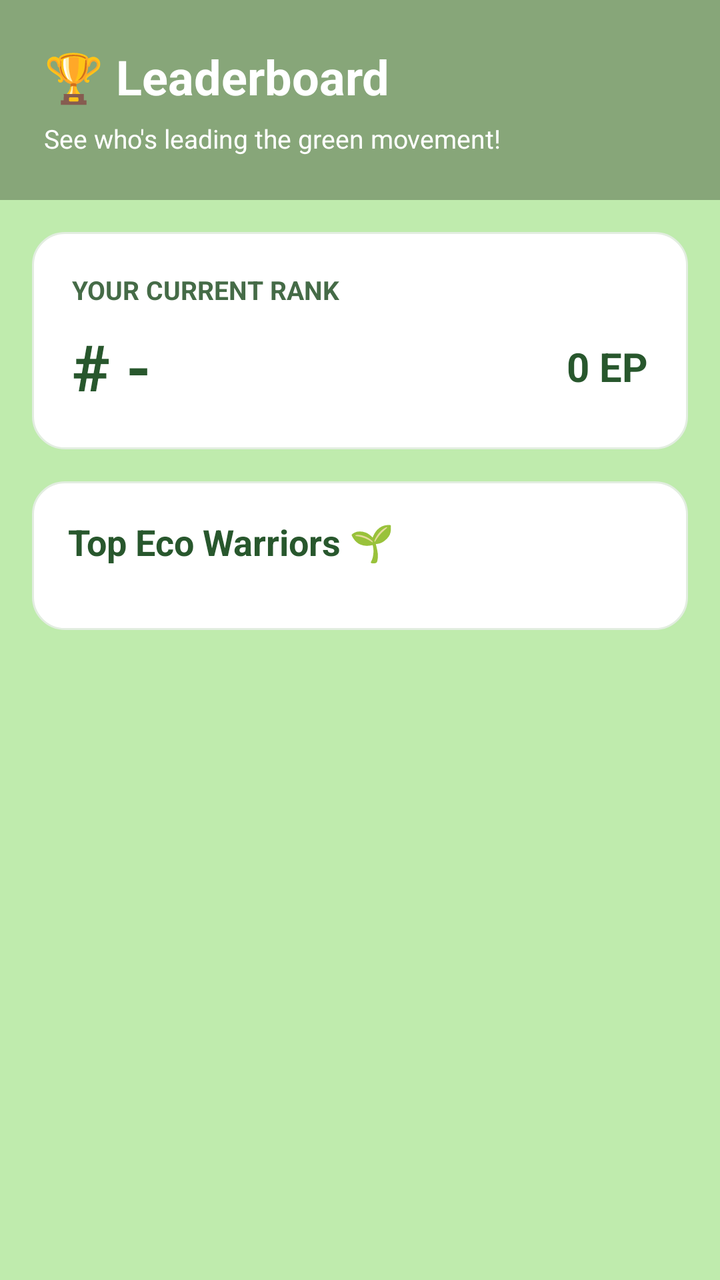
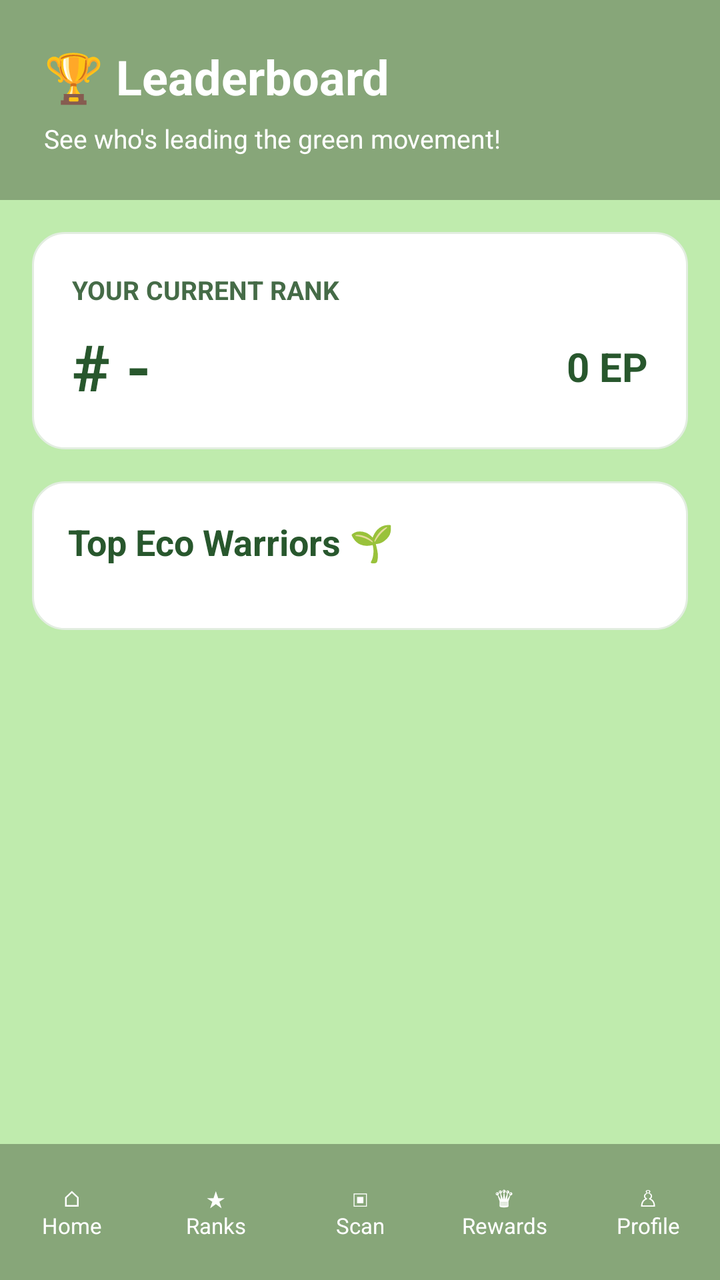

Screens rendered from an Android XML layout before and after an edit, with the pre-edit source and the edit as a unified diff.
<!-- AndroidManifest.xml: application theme Theme.UMEcoverse -->
<!-- res/layout/activity_ranks.xml -->
<?xml version="1.0" encoding="utf-8"?>
<ScrollView xmlns:android="http://schemas.android.com/apk/res/android"
    android:layout_width="match_parent"
    android:layout_height="match_parent"
    android:background="#BFEBAD"
    android:fillViewport="true">

    <LinearLayout
        android:id="@+id/main"
        android:layout_width="match_parent"
        android:layout_height="wrap_content"
        android:orientation="vertical">

        
        <LinearLayout
            android:layout_width="match_parent"
            android:layout_height="wrap_content"
            android:orientation="vertical"
            android:background="#87A679"
            android:padding="22dp">

            <TextView
                android:layout_width="match_parent"
                android:layout_height="wrap_content"
                android:text="🏆 Leaderboard"
                android:textSize="24sp"
                android:textStyle="bold"
                android:textColor="#FFFFFF"/>

            <TextView
                android:layout_width="match_parent"
                android:layout_height="wrap_content"
                android:text="See who's leading the green movement!"
                android:textSize="13sp"
                android:textColor="#FFFFFF"
                android:layout_marginTop="6dp"/>
        </LinearLayout>

        <LinearLayout
            android:layout_width="match_parent"
            android:layout_height="wrap_content"
            android:orientation="vertical"
            android:padding="16dp">

            
            <LinearLayout
                android:layout_width="match_parent"
                android:layout_height="wrap_content"
                android:orientation="vertical"
                android:background="@drawable/eco_card"
                android:padding="20dp"
                android:layout_marginBottom="16dp">

                <TextView
                    android:layout_width="match_parent"
                    android:layout_height="wrap_content"
                    android:text="YOUR CURRENT RANK"
                    android:textSize="13sp"
                    android:textStyle="bold"
                    android:textColor="#456B47"/>

                <LinearLayout
                    android:layout_width="match_parent"
                    android:layout_height="wrap_content"
                    android:orientation="horizontal"
                    android:gravity="center_vertical"
                    android:layout_marginTop="8dp">

                    <TextView
                        android:id="@+id/tvMyRank"
                        android:layout_width="0dp"
                        android:layout_height="wrap_content"
                        android:layout_weight="1"
                        android:text="# -"
                        android:textSize="32sp"
                        android:textStyle="bold"
                        android:textColor="#28572D"/>

                    <TextView
                        android:id="@+id/tvMyRankPoints"
                        android:layout_width="wrap_content"
                        android:layout_height="wrap_content"
                        android:text="0 EP"
                        android:textSize="20sp"
                        android:textStyle="bold"
                        android:textColor="#28572D"/>
                </LinearLayout>
            </LinearLayout>

            
            <LinearLayout
                android:layout_width="match_parent"
                android:layout_height="wrap_content"
                android:orientation="vertical"
                android:background="@drawable/eco_card"
                android:padding="18dp">

                <TextView
                    android:layout_width="match_parent"
                    android:layout_height="wrap_content"
                    android:text="Top Eco Warriors 🌱"
                    android:textSize="18sp"
                    android:textStyle="bold"
                    android:textColor="#28572D"
                    android:layout_marginBottom="14dp"/>

                <LinearLayout
                    android:id="@+id/leaderboardContainer"
                    android:layout_width="match_parent"
                    android:layout_height="wrap_content"
                    android:orientation="vertical"/>

                <TextView
                    android:id="@+id/tvEmptyLeaderboard"
                    android:layout_width="match_parent"
                    android:layout_height="wrap_content"
                    android:text="No leaderboard data available yet."
                    android:textSize="13sp"
                    android:textColor="#777777"
                    android:gravity="center"
                    android:padding="20dp"
                    android:visibility="gone"/>

            </LinearLayout>
        </LinearLayout>
    </LinearLayout>
</ScrollView>
<!-- resources referenced by this layout -->
<resources>
  <!-- drawable eco_card (drawable) -->
  <shape xmlns:android="http://schemas.android.com/apk/res/android"
      android:shape="rectangle">
  
      <solid android:color="#FFFFFF" />
  
      <corners android:radius="16dp" />
  
      <stroke
          android:width="1dp"
          android:color="#E2EDE0" />
  
  </shape>
  <style name="Theme.UMEcoverse" parent="Base.Theme.UMEcoverse" />
  <style name="Base.Theme.UMEcoverse" parent="Theme.Material3.DayNight.NoActionBar">
          
          
      </style>
</resources>

<!-- the commit's change to res/layout/activity_ranks.xml (unified diff, before → after) -->
@@ -1,9 +1,16 @@
 <?xml version="1.0" encoding="utf-8"?>
-<ScrollView xmlns:android="http://schemas.android.com/apk/res/android"
+<LinearLayout xmlns:android="http://schemas.android.com/apk/res/android"
     android:layout_width="match_parent"
     android:layout_height="match_parent"
-    android:background="#BFEBAD"
-    android:fillViewport="true">
+    android:orientation="vertical"
+    android:background="#BFEBAD">
+
+    <ScrollView
+        android:layout_width="match_parent"
+        android:layout_height="0dp"
+        android:layout_weight="1"
+        android:fillViewport="true">
+
 
     <LinearLayout
         android:id="@+id/main"
@@ -123,5 +130,46 @@
 
             </LinearLayout>
         </LinearLayout>
+
     </LinearLayout>
-</ScrollView>
+    </ScrollView>
+
+    <include layout="@layout/bottom_navigation" />
+
+</LinearLayout>
+<!-- res/layout/bottom_navigation.xml (included above) -->
+<?xml version="1.0" encoding="utf-8"?>
+<LinearLayout
+    xmlns:android="http://schemas.android.com/apk/res/android"
+    android:layout_width="match_parent"
+    android:layout_height="68dp"
+    android:orientation="horizontal"
+    android:gravity="center"
+    android:background="#87A679">
+
+    <TextView
+        android:id="@+id/navHome"
+        style="@style/EcoBottomNav"
+        android:text="⌂&#10;Home" />
+
+    <TextView
+        android:id="@+id/navRanks"
+        style="@style/EcoBottomNav"
+        android:text="★&#10;Ranks" />
+
+    <TextView
+        android:id="@+id/navScan"
+        style="@style/EcoBottomNav"
+        android:text="▣&#10;Scan" />
+
+    <TextView
+        android:id="@+id/navRewards"
+        style="@style/EcoBottomNav"
+        android:text="♛&#10;Rewards" />
+
+    <TextView
+        android:id="@+id/navProfile"
+        style="@style/EcoBottomNav"
+        android:text="♙&#10;Profile" />
+
+</LinearLayout>
<!-- resource entries referenced after the edit -->
@@ -13,6 +13,16 @@
           android:color="#E2EDE0" />
   
   </shape>
+  <style name="EcoBottomNav">
+          <item name="android:layout_width">0dp</item>
+          <item name="android:layout_height">match_parent</item>
+          <item name="android:layout_weight">1</item>
+          <item name="android:gravity">center</item>
+          <item name="android:textColor">#FFFFFF</item>
+          <item name="android:textSize">11sp</item>
+          <item name="android:clickable">true</item>
+          <item name="android:focusable">true</item>
+      </style>
   <style name="Theme.UMEcoverse" parent="Base.Theme.UMEcoverse" />
   <style name="Base.Theme.UMEcoverse" parent="Theme.Material3.DayNight.NoActionBar">
           
